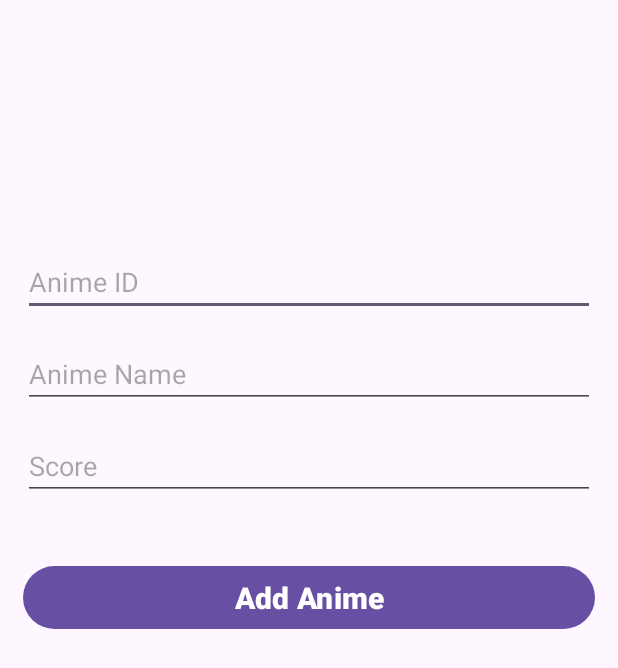
After one commit to CinekTV/mobilne-projekt, an Android app: the AddAdnime screen opened directly, with no data from a screen before it, on a phone screen of 412 x 824 dp. The commit adds this screen. Shown: the top 668 px of the screen. Run offline under Robolectric (Android 15) with nearby library versions, the phone set to English and light mode, and no system bars.

Commit message:
początki bazy

```diff
--- /dev/null
+++ b/app/src/main/java/pl/edu/pb/projektsystemymobilne/AddAdnime.java
@@ -0,0 +1,34 @@
+package pl.edu.pb.projektsystemymobilne;
+
+import androidx.appcompat.app.AppCompatActivity;
+
+import android.os.Bundle;
+import android.view.View;
+import android.widget.Button;
+import android.widget.EditText;
+
+public class AddAdnime extends AppCompatActivity {
+    EditText id_input, name_input, score_input;
+    Button add_button;
+
+    @Override
+    protected void onCreate(Bundle savedInstanceState) {
+        super.onCreate(savedInstanceState);
+        setContentView(R.layout.activity_add_adnime);
+
+        id_input = findViewById(R.id.animeID_text);
+        name_input = findViewById(R.id.animeName_text);
+        score_input = findViewById(R.id.score_text);
+        add_button = findViewById(R.id.add_button);
+        add_button.setOnClickListener(new View.OnClickListener() {
+            @Override
+            public void onClick(View v) {
+                MyDatabaseHelper myDB = new MyDatabaseHelper(AddAdnime.this);
+                myDB.addAnime(Integer.valueOf(id_input.getText().toString().trim()),
+                        name_input.getText().toString().trim(),
+                        Integer.valueOf(score_input.getText().toString().trim())
+                );
+            }
+        });
+    }
+}
--- a/app/src/main/java/pl/edu/pb/projektsystemymobilne/MainActivity.java
+++ b/app/src/main/java/pl/edu/pb/projektsystemymobilne/MainActivity.java
@@ -41,6 +41,7 @@ public class MainActivity extends AppCompatActivity {
     }
 
     private void configureNextButton(){
+        //Zmienianie widoku
         Button nextbutton = (Button) findViewById(R.id.changeview);
         nextbutton.setOnClickListener(new View.OnClickListener() {
             @Override
--- /dev/null
+++ b/app/src/main/res/drawable/baseline_add.xml
@@ -0,0 +1,5 @@
+<vector android:height="24dp" android:tint="#FFFFFF"
+    android:viewportHeight="24" android:viewportWidth="24"
+    android:width="24dp" xmlns:android="http://schemas.android.com/apk/res/android">
+    <path android:fillColor="@android:color/white" android:pathData="M19,13h-6v6h-2v-6H5v-2h6V5h2v6h6v2z"/>
+</vector>
--- /dev/null
+++ b/app/src/main/res/layout/activity_add_adnime.xml
@@ -0,0 +1,60 @@
+<?xml version="1.0" encoding="utf-8"?>
+<androidx.constraintlayout.widget.ConstraintLayout xmlns:android="http://schemas.android.com/apk/res/android"
+    xmlns:app="http://schemas.android.com/apk/res-auto"
+    xmlns:tools="http://schemas.android.com/tools"
+    android:layout_width="match_parent"
+    android:layout_height="match_parent"
+    tools:context=".AddAdnime"
+    android:padding="15dp">
+
+    <EditText
+        android:id="@+id/animeID_text"
+        android:layout_width="match_parent"
+        android:layout_height="wrap_content"
+        android:layout_marginTop="150dp"
+        android:ems="10"
+        android:hint="Anime ID"
+        android:inputType="text"
+        app:layout_constraintEnd_toEndOf="parent"
+        app:layout_constraintHorizontal_bias="0.452"
+        app:layout_constraintStart_toStartOf="parent"
+        app:layout_constraintTop_toTopOf="parent" />
+
+    <EditText
+        android:id="@+id/animeName_text"
+        android:layout_width="match_parent"
+        android:layout_height="wrap_content"
+        android:layout_marginTop="16dp"
+        android:ems="10"
+        android:hint="Anime Name"
+        android:inputType="text"
+        app:layout_constraintEnd_toEndOf="parent"
+        app:layout_constraintHorizontal_bias="0.452"
+        app:layout_constraintStart_toStartOf="parent"
+        app:layout_constraintTop_toBottomOf="@+id/animeID_text" />
+
+    <EditText
+        android:id="@+id/score_text"
+        android:layout_width="match_parent"
+        android:layout_height="wrap_content"
+        android:layout_marginTop="16dp"
+        android:ems="10"
+        android:hint="Score"
+        android:inputType="text"
+        app:layout_constraintEnd_toEndOf="parent"
+        app:layout_constraintHorizontal_bias="0.452"
+        app:layout_constraintStart_toStartOf="parent"
+        app:layout_constraintTop_toBottomOf="@+id/animeName_text" />
+
+    <Button
+        android:id="@+id/add_button"
+        android:layout_width="match_parent"
+        android:layout_height="50dp"
+        android:layout_marginTop="40dp"
+        android:text="Add Anime"
+        android:textSize="20sp"
+        android:textStyle="bold"
+        app:layout_constraintEnd_toEndOf="parent"
+        app:layout_constraintStart_toStartOf="parent"
+        app:layout_constraintTop_toBottomOf="@+id/score_text" />
+</androidx.constraintlayout.widget.ConstraintLayout>
```
Also changed, not shown: app/src/main/AndroidManifest.xml (+13 -3 lines), app/src/main/java/pl/edu/pb/projektsystemymobilne/Localization.java (+26 -0 lines), app/src/main/java/pl/edu/pb/projektsystemymobilne/MyDatabaseHelper.java (added, +67 -0 lines), app/src/main/java/pl/edu/pb/projektsystemymobilne/UserProfile.java (added, +31 -0 lines), app/src/main/res/layout/activity_localization.xml (+18 -0 lines), app/src/main/res/layout/activity_user_profile.xml (added, +28 -0 lines).
